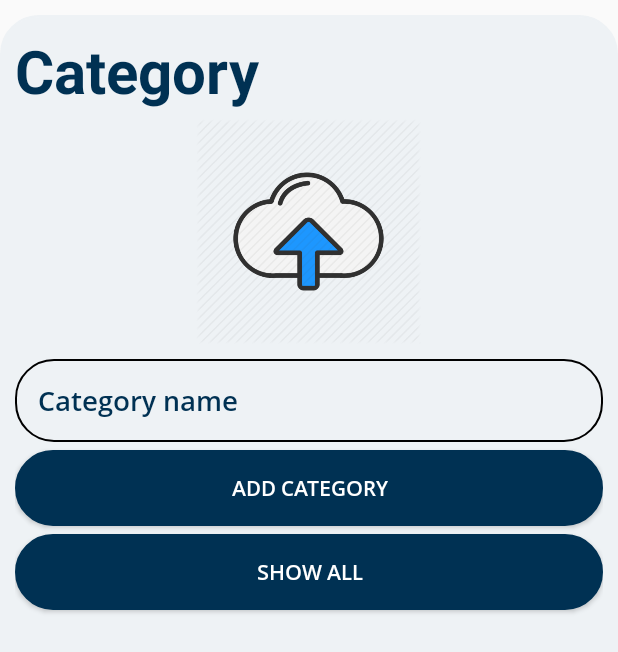
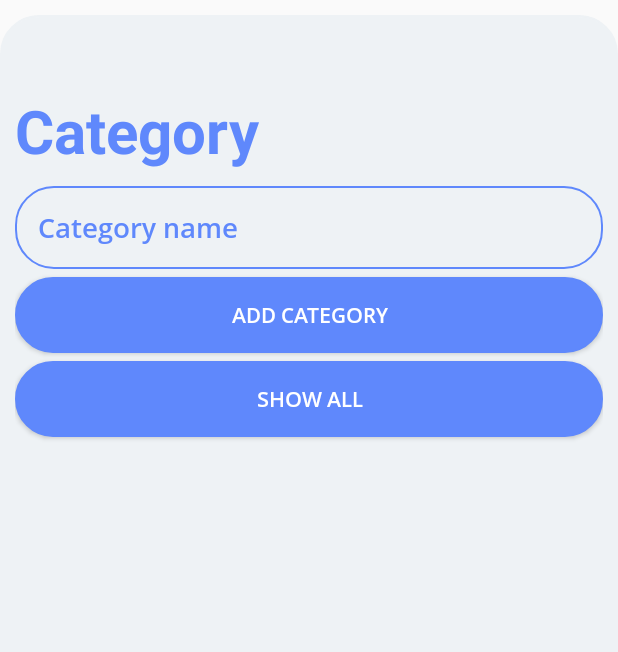
Before and after one commit to jaysolanki46/ShopnSaveAdmin, an Android app: the layout fragment_category.xml on its own in the app's theme, with its tools: preview values and no code run, on a phone screen of 412 x 824 dp. Shown: the top 652 px of the screen. Run offline under Robolectric (Android 15) with nearby library versions, the phone set to English and light mode, and no system bars.

Commit message:
Design solved

```diff
--- a/app/src/main/res/drawable/shapefield.xml
+++ b/app/src/main/res/drawable/shapefield.xml
@@ -13,7 +13,7 @@
 
     <stroke
         android:width="1dp"
-        android:color="#000000">
+        android:color="#5F88FC">
     </stroke>
 
     <padding
--- a/app/src/main/res/layout/fragment_category.xml
+++ b/app/src/main/res/layout/fragment_category.xml
@@ -19,21 +19,13 @@
             android:id="@+id/HeaderText"
             android:layout_width="wrap_content"
             android:layout_height="wrap_content"
-            android:layout_marginTop="10dp"
+            android:layout_marginTop="50dp"
             android:text="Category"
             android:textSize="40sp"
             android:textStyle="bold|normal"
             android:textColor="@color/colorheadertoolbaar"
             android:fontFamily="Arial"
             />
-
-        <ImageView
-            android:id="@+id/id_category_image"
-            android:layout_width="150dp"
-            android:layout_height="150dp"
-            android:layout_gravity="center"
-            android:layout_marginTop="5dp"
-            android:src="@drawable/icon_upload"/>
 
         <EditText
             android:id="@+id/id_category_name"
--- a/app/src/main/res/values/colors.xml
+++ b/app/src/main/res/values/colors.xml
@@ -5,8 +5,8 @@
     <color name="colorAccent">#ffffff</color>
 
     <color name="colorfont">#ffffff</color>
-    <color name="coloreditbox">#003153</color>
-    <color name="colorheadertoolbaar">#003153</color>
-    <color name="colorbutton">#003153</color>
-    <color name="colorhint">#003153</color>
+    <color name="coloreditbox">#5F88FC</color>
+    <color name="colorheadertoolbaar">#5F88FC</color>
+    <color name="colorbutton">#5F88FC</color>
+    <color name="colorhint">#5F88FC</color>
 </resources>
```
Also changed, not shown: app/src/main/java/com/example/jayso/shopnsaveadmin/CategoryFragment.java (+0 -25 lines).
